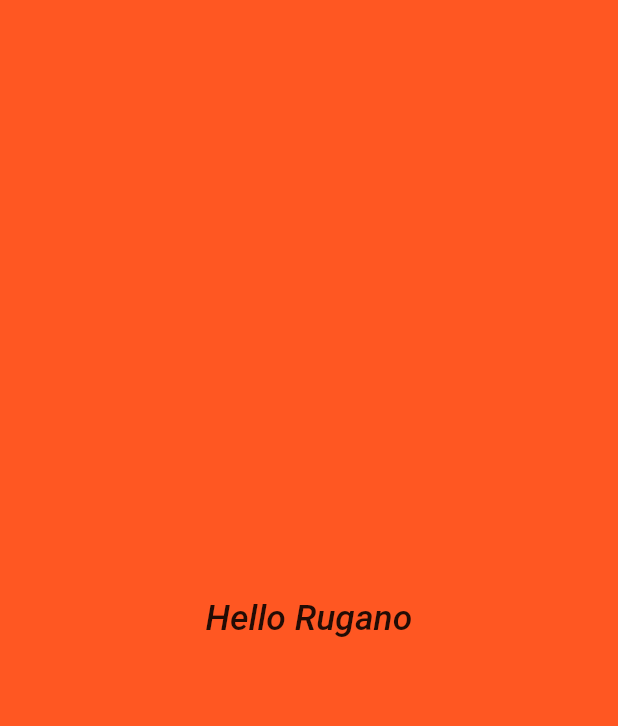
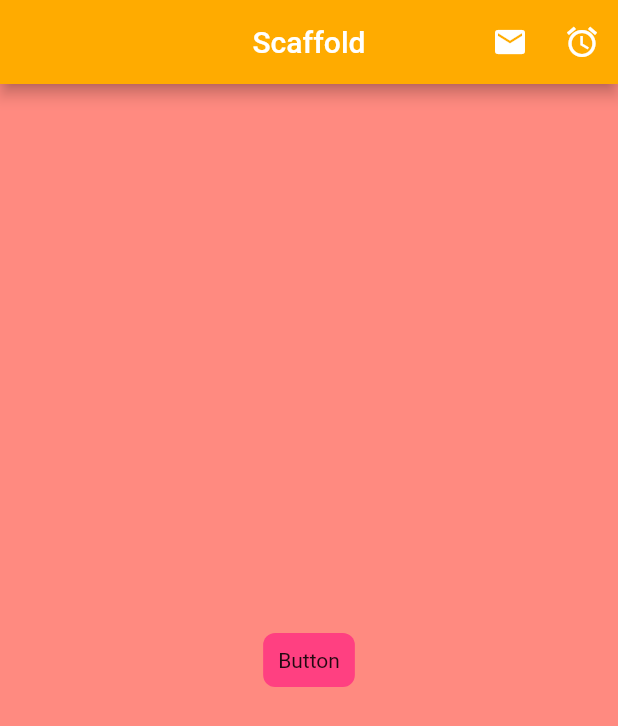
Before and after one commit to UbuhingaVizion/turabe_fluter, a Flutter app: the screen it shows after launch, on a phone screen of 412 x 824 dp. Shown: the top 726 px of the screen. Run offline on Flutter 3.47's test engine with Material 2 defaults, Android fonts, the phone set to English and light mode, and no system bars.

Commit message:
Used ScaffoldMessenger https://stackoverflow.com/questions/51304568/scaffold-of-called-with-a-context-that-does-not-contain-a-scaffold

```diff
--- a/lib/main.dart
+++ b/lib/main.dart
@@ -2,4 +2,8 @@ import 'package:flutter/material.dart';
 
 import 'ui/home.dart';
 
-void main() => runApp(Home());
+// void main() => runApp(ScaffoldExample());
+
+void main() => runApp(new MaterialApp(
+  home: ScaffoldExample(),
+));
--- a/lib/ui/home.dart
+++ b/lib/ui/home.dart
@@ -1,6 +1,56 @@
+import 'package:flutter/material.dart';
 
+class ScaffoldExample extends StatelessWidget {
+  _tapButton() {
+    debugPrint('Tapped button!');
+  }
 
-import 'package:flutter/material.dart';
+  @override
+  Widget build(BuildContext context) {
+    return Scaffold(
+      appBar: AppBar(
+        title: Text("Scaffold"),
+        centerTitle: true,
+        backgroundColor: Colors.amberAccent.shade700,
+        actions: [
+          IconButton(
+              icon: Icon(Icons.email),
+              onPressed: () => debugPrint("Email printed")),
+          IconButton(icon: Icon(Icons.access_alarm), onPressed: _tapButton)
+        ],
+      ),
+      backgroundColor: Colors.redAccent.shade100,
+      body: Container(
+        alignment: Alignment.center,
+        child: Column(
+          mainAxisAlignment: MainAxisAlignment.center,
+          children: [CustomButton()],
+        ),
+      ),
+    );
+  }
+}
+
+class CustomButton extends StatelessWidget {
+  @override
+  Widget build(BuildContext context) {
+    return GestureDetector(
+      onTap: () {
+        final snackBar = SnackBar(
+          content: Text("Hello snack"),
+          backgroundColor: Colors.amberAccent.shade700,
+        );
+        ScaffoldMessenger.of(context).showSnackBar(snackBar);
+      },
+      child: Container(
+        padding: EdgeInsets.all(10.0),
+        decoration: BoxDecoration(
+            color: Colors.pinkAccent, borderRadius: BorderRadius.circular(8.0)),
+        child: Text("Button"),
+      ),
+    );
+  }
+}
 
 class Home extends StatelessWidget {
   @override
@@ -13,8 +63,7 @@ class Home extends StatelessWidget {
         style: TextStyle(
             fontWeight: FontWeight.w500,
             fontSize: 23.5,
-                fontStyle: FontStyle.italic
-            ),
+            fontStyle: FontStyle.italic),
       )),
       color: Colors.deepOrange,
     );
```
Lines whose indentation alone changed are shown as unchanged.
